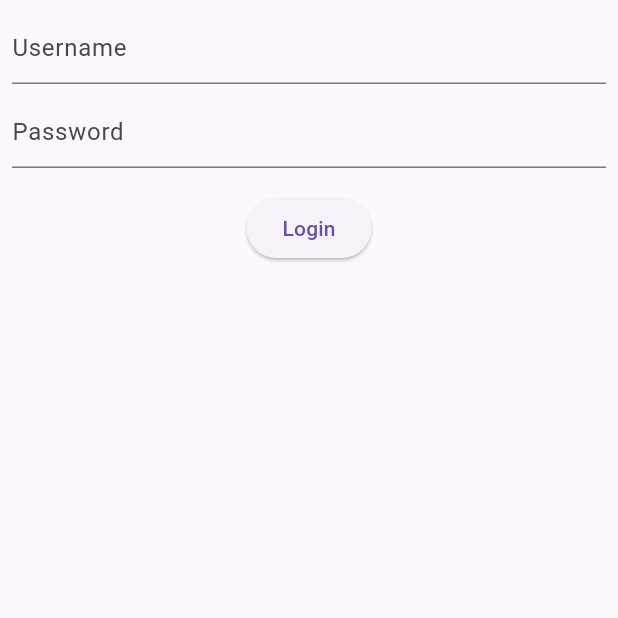
After one commit to SandeshPAUDELs/bloc_lerning, a Flutter app: the screen it shows after launch, after a tap on "Login", on a phone screen of 412 x 824 dp, the top half of it. The commit adds this screen. Run offline on Flutter 3.47's test engine with Material 3 defaults, Android fonts, the phone set to English and light mode, and no system bars; our stand-ins replace bloc, equatable, flutter_bloc; accounts and stored records are empty; network calls fail.

Commit message:
login successfull

```diff
--- a/lib/bloc/users/users_bloc.dart
+++ b/lib/bloc/users/users_bloc.dart
@@ -34,6 +34,39 @@ class UsersBloc extends Bloc<AddUsersEvent, AddUserState> {
     ));
   }
 }
+}
 
+// for login
+
+class AuthenticateduserBloc extends Bloc<AuthenticatedUserEvent, AuthenticatedUserState> {
+  UsersRepo usersRepo = UsersRepo();
+  AuthenticatedUser? user;
+
+  AuthenticateduserBloc() : super(const AuthenticatedUserState()) {
+    on<LoginUsers>(_loginUser);
+  }
+  Future<void> _loginUser(LoginUsers event, Emitter<AuthenticatedUserState> emit) async {
+  try {
+    final user = await UsersRepo.login(event.username, event.password);
+    if (user != null) {
+      emit(state.copyWith(
+        status: AddUserStatus.success,
+        user: user,
+        message: 'Login successful',
+
+      ));
+    } else {
+      emit(state.copyWith(
+        status: AddUserStatus.failure,
+        message: 'Login failed',
+      ));
+    }
+  } catch (e) {
+    emit(state.copyWith(
+      status: AddUserStatus.failure,
+      message: 'Failed to login',
+    ));
+  }
+}
 
 }
--- a/lib/bloc/users/users_event.dart
+++ b/lib/bloc/users/users_event.dart
@@ -17,3 +17,29 @@ class AddUsers extends AddUsersEvent{
   @override
   List<Object> get props => [user];
 }
+
+// for login
+abstract class AuthenticatedUserEvent extends Equatable{
+  const AuthenticatedUserEvent();
+  @override
+  List<Object> get props => [];
+
+}
+
+// class LoginUsers extends AuthenticatedUserEvent{
+//   final AuthenticatedUser user;
+
+//   const LoginUsers({required this.user, required String username, required String password});
+
+//   @override
+//   List<Object> get props => [user];
+// }
+class LoginUsers extends AuthenticatedUserEvent {
+  final String username;
+  final String password;
+
+  const LoginUsers({required this.username, required this.password});
+
+  @override
+  List<Object> get props => [username, password];
+}
--- a/lib/bloc/users/users_state.dart
+++ b/lib/bloc/users/users_state.dart
@@ -30,3 +30,30 @@ class AddUserState extends Equatable{
   List<Object?> get props => [status, message, users];
 
 }
+
+class AuthenticatedUserState extends Equatable {
+  const AuthenticatedUserState({
+    this.status = AddUserStatus.initial,
+    this.message = '',
+    this.user,
+  });
+
+  final AddUserStatus status;
+  final String message;
+  final AuthenticatedUser? user;
+
+  AuthenticatedUserState copyWith({
+    AddUserStatus? status,
+    String? message,
+    AuthenticatedUser? user,
+  }) {
+    return AuthenticatedUserState(
+      status: status ?? this.status,
+      message: message ?? this.message,
+      user: user ?? this.user,
+    );
+  }
+
+  @override
+  List<Object?> get props => [status, message, user];
+}
--- a/lib/main.dart
+++ b/lib/main.dart
@@ -25,6 +25,7 @@ class MyApp extends StatelessWidget {
         ),
         BlocProvider(create: (context) => ProductBloc()),
         BlocProvider(create: (context) => UsersBloc()),
+        BlocProvider(create: (context) => AuthenticateduserBloc()),
       ],
       child: const MaterialApp(
         home: FormExample(),
--- a/lib/models/users_models.dart
+++ b/lib/models/users_models.dart
@@ -19,4 +19,17 @@ class AddUsersModels{
     return data;
   }
 
+
 }
+  // for login
+  class AuthenticatedUser {
+    final String username;
+    final String token;
+    AuthenticatedUser({required this.username, required this.token});
+    factory AuthenticatedUser.fromJson(Map<String, dynamic> json) {
+      return AuthenticatedUser(
+        username: json['username'],
+        token: json['token'],
+      );
+    }
+  }
--- a/lib/respository/users_repo.dart
+++ b/lib/respository/users_repo.dart
@@ -30,4 +30,74 @@ class UsersRepo {
       throw Exception('Failed to load users');
     }
   }
+
+  // for login
+  //   static Future<AuthenticatedUser?> login(String username, String password) async {
+  //   try {
+  //     final response = await http.post(
+  //       Uri.parse('https://fakestoreapi.com/auth/login'),
+  //       headers: {
+  //         'Content-Type': 'application/json',
+  //       },
+  //       body: json.encode({
+  //         'username': username,
+  //         'password': password,
+  //       }),
+  //     );
+
+  //     print('Response status: ${response.statusCode}');
+  //     print('Response body: ${response.body}');
+
+  //     if (response.statusCode == 200) {
+  //       var decodedResponse = jsonDecode(response.body);
+  //       AuthenticatedUser user = AuthenticatedUser.fromJson(decodedResponse);
+  //       return user;
+  //     } else {
+  //       print('Login failed with status: ${response.statusCode}');
+  //       return null;
+  //     }
+  //   } catch (e) {
+  //     print('Error during login: $e');
+  //     return null;
+  //   }
+  // }
+  static Future<AuthenticatedUser?> login(String username, String password) async {
+  try {
+    final response = await http.post(
+      Uri.parse('https://fakestoreapi.com/auth/login'),
+      headers: {
+        'Content-Type': 'application/json',
+      },
+      body: json.encode({
+        'username': username,
+        'password': password,
+      }),
+    );
+
+    print('Response status: ${response.statusCode}');
+    print('Response body: ${response.body}');
+
+    if (response.statusCode == 200) {
+      var decodedResponse = jsonDecode(response.body);
+      // Ensure correct key parsing
+      if (decodedResponse is Map<String, dynamic> && decodedResponse.containsKey('token')) {
+        AuthenticatedUser user = AuthenticatedUser(
+          username: username,
+          token: decodedResponse['token'],
+        );
+        return user;
+      } else {
+        throw Exception('Token not found in response');
+      }
+    } else {
+      print('Login failed with status: ${response.statusCode}');
+      return null;
+    }
+  } catch (e) {
+    print('Error during login: $e');
+    return null;
+  }
 }
+
+
+}
--- a/lib/views/form_example.dart
+++ b/lib/views/form_example.dart
@@ -3,6 +3,7 @@ import 'package:bloc_project/bloc/forms/form_event.dart';
 import 'package:bloc_project/bloc/forms/form_state.dart';
 import 'package:bloc_project/views/products_screen.dart';
 import 'package:bloc_project/views/users/add_users.dart';
+import 'package:bloc_project/views/users/login_users.dart';
 import 'package:flutter/material.dart';
 import 'package:flutter/services.dart';
 import 'package:flutter_bloc/flutter_bloc.dart';
@@ -80,6 +81,7 @@ class _FormExampleState extends State<FormExample> {
               child: Text('go to another screen'),
             ),
             ElevatedButton(onPressed: () => Navigator.push(context, MaterialPageRoute(builder: (context) => AddUsersView())), child: Text('Add Users')),
+            ElevatedButton(onPressed: () => Navigator.push(context, MaterialPageRoute(builder: (context) => LoginScreenView())), child: Text('Login')),
             BlocBuilder<FormBloc, CustomFormState>(
               builder: (context, state) {
                 return Expanded(
--- /dev/null
+++ b/lib/views/users/login_users.dart
@@ -0,0 +1,69 @@
+import 'package:bloc_project/bloc/users/users_bloc.dart';
+import 'package:bloc_project/bloc/users/users_event.dart';
+import 'package:bloc_project/bloc/users/users_state.dart';
+import 'package:flutter/material.dart';
+import 'package:flutter_bloc/flutter_bloc.dart';
+
+class LoginScreenView extends StatelessWidget {
+  const LoginScreenView({super.key});
+
+  @override
+  Widget build(BuildContext context) {
+    final usernameController = TextEditingController();
+    final passwordController = TextEditingController();
+
+    return Scaffold(
+      body: BlocListener<AuthenticateduserBloc, AuthenticatedUserState>(
+        listener: (context, state) {
+          if (state.status == AddUserStatus.success) {
+            ScaffoldMessenger.of(context).showSnackBar(
+              SnackBar(content: Text(state.message)),
+            );
+          } else if (state.status == AddUserStatus.failure) {
+            ScaffoldMessenger.of(context).showSnackBar(
+              SnackBar(content: Text(state.message)),
+            );
+          }
+        },
+        child: Padding(
+          padding: const EdgeInsets.all(8.0),
+          child: Column(
+            children: [
+              TextField(
+                controller: usernameController,
+                decoration: const InputDecoration(
+                  hintText: 'Username',
+                ),
+              ),
+              const SizedBox(height: 8),
+              TextField(
+                controller: passwordController,
+                decoration: const InputDecoration(
+                  hintText: 'Password',
+                ),
+                obscureText: true,
+              ),
+              const SizedBox(height: 16),
+              ElevatedButton(
+                onPressed: () {
+                  final username = usernameController.text;
+                  final password = passwordController.text;
+                  if (username.isNotEmpty && password.isNotEmpty) {
+                    context.read<AuthenticateduserBloc>().add(
+                      LoginUsers(username: username, password: password),
+                    );
+                  } else {
+                    ScaffoldMessenger.of(context).showSnackBar(
+                      const SnackBar(content: Text('Please enter both username and password')),
+                    );
+                  }
+                },
+                child: const Text('Login'),
+              ),
+            ],
+          ),
+        ),
+      ),
+    );
+  }
+}
```
